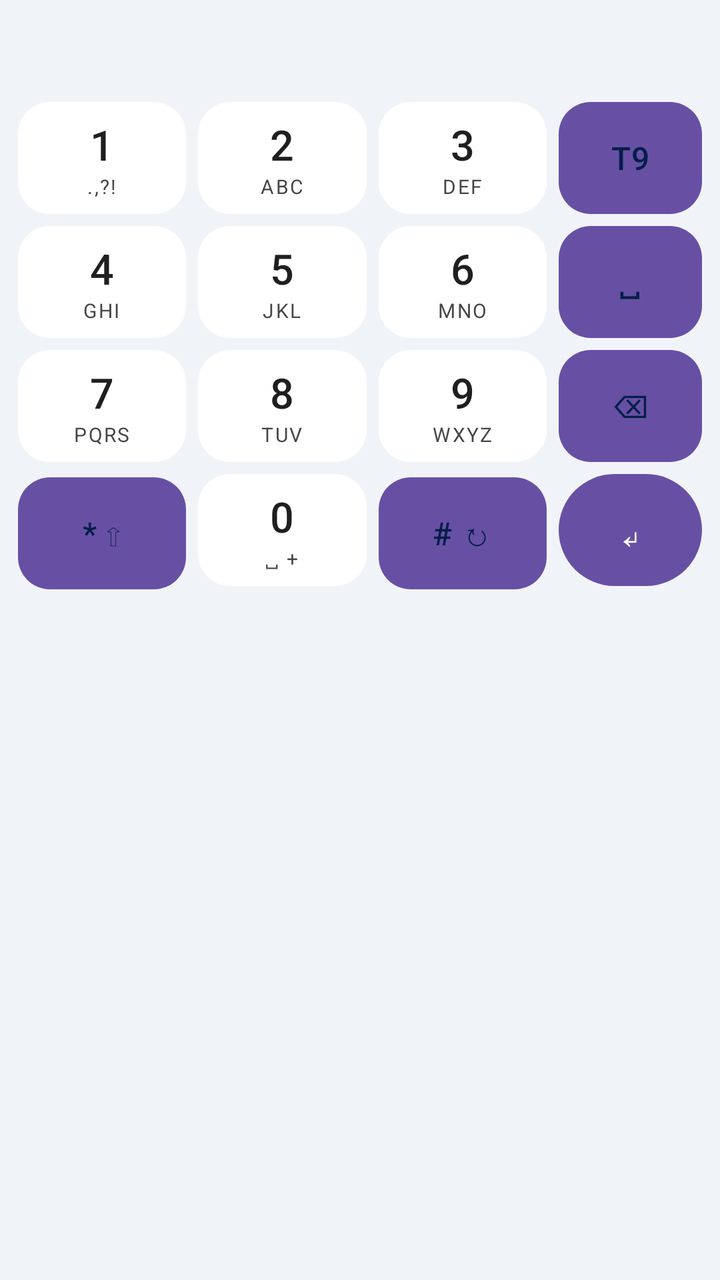
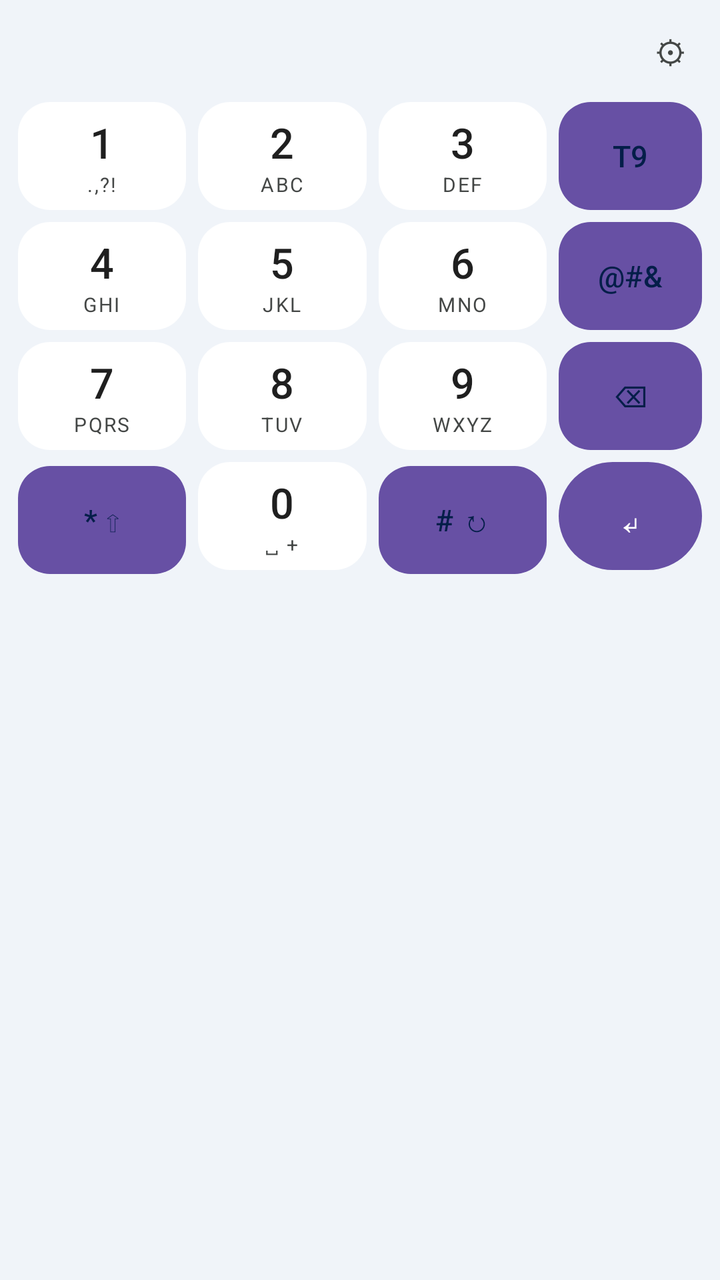

An Android layout rendered at two revisions. The XML below is the earlier revision; the diff shows what the commit changed to produce the second picture.
<!-- AndroidManifest.xml: application theme Theme.Material3.DayNight.NoActionBar -->
<!-- res/layout/keyboard_t9_numpad.xml -->
<?xml version="1.0" encoding="utf-8"?>
<LinearLayout xmlns:android="http://schemas.android.com/apk/res/android"
    android:layout_width="match_parent"
    android:layout_height="wrap_content"
    android:background="@color/md_theme_surfaceContainer"
    android:orientation="vertical"
    android:paddingHorizontal="6dp"
    android:paddingTop="4dp"
    android:paddingBottom="10dp">

    
    <HorizontalScrollView
        android:id="@+id/candidate_scroll"
        android:layout_width="match_parent"
        android:layout_height="44dp"
        android:scrollbars="none">

        <LinearLayout
            android:id="@+id/candidate_container"
            android:layout_width="wrap_content"
            android:layout_height="match_parent"
            android:gravity="center_vertical"
            android:orientation="horizontal"
            android:paddingHorizontal="8dp" />
    </HorizontalScrollView>

    
    <GridLayout
        android:layout_width="match_parent"
        android:layout_height="wrap_content"
        android:columnCount="4"
        android:rowCount="4"
        android:useDefaultMargins="false">

        
        <LinearLayout android:id="@+id/key_1" style="@style/NumpadKey">
            <TextView style="@style/NumpadDigit" android:text="1" />
            <TextView style="@style/NumpadLetters" android:text=".,?!" />
        </LinearLayout>

        <LinearLayout android:id="@+id/key_2" style="@style/NumpadKey">
            <TextView style="@style/NumpadDigit" android:text="2" />
            <TextView style="@style/NumpadLetters" android:text="ABC" />
        </LinearLayout>

        <LinearLayout android:id="@+id/key_3" style="@style/NumpadKey">
            <TextView style="@style/NumpadDigit" android:text="3" />
            <TextView style="@style/NumpadLetters" android:text="DEF" />
        </LinearLayout>

        <Button android:id="@+id/key_mode" style="@style/NumpadActionKey" android:text="T9" />

        
        <LinearLayout android:id="@+id/key_4" style="@style/NumpadKey">
            <TextView style="@style/NumpadDigit" android:text="4" />
            <TextView style="@style/NumpadLetters" android:text="GHI" />
        </LinearLayout>

        <LinearLayout android:id="@+id/key_5" style="@style/NumpadKey">
            <TextView style="@style/NumpadDigit" android:text="5" />
            <TextView style="@style/NumpadLetters" android:text="JKL" />
        </LinearLayout>

        <LinearLayout android:id="@+id/key_6" style="@style/NumpadKey">
            <TextView style="@style/NumpadDigit" android:text="6" />
            <TextView style="@style/NumpadLetters" android:text="MNO" />
        </LinearLayout>

        <Button android:id="@+id/key_space" style="@style/NumpadActionKey" android:text="␣" />

        
        <LinearLayout android:id="@+id/key_7" style="@style/NumpadKey">
            <TextView style="@style/NumpadDigit" android:text="7" />
            <TextView style="@style/NumpadLetters" android:text="PQRS" />
        </LinearLayout>

        <LinearLayout android:id="@+id/key_8" style="@style/NumpadKey">
            <TextView style="@style/NumpadDigit" android:text="8" />
            <TextView style="@style/NumpadLetters" android:text="TUV" />
        </LinearLayout>

        <LinearLayout android:id="@+id/key_9" style="@style/NumpadKey">
            <TextView style="@style/NumpadDigit" android:text="9" />
            <TextView style="@style/NumpadLetters" android:text="WXYZ" />
        </LinearLayout>

        <Button android:id="@+id/key_backspace" style="@style/NumpadActionKey" android:text="⌫" />

        
        <Button android:id="@+id/key_star" style="@style/NumpadSecondaryKey" android:text="* ⇧" />

        <LinearLayout android:id="@+id/key_0" style="@style/NumpadKey">
            <TextView style="@style/NumpadDigit" android:text="0" />
            <TextView style="@style/NumpadLetters" android:text="␣ +" />
        </LinearLayout>

        <Button android:id="@+id/key_hash" style="@style/NumpadSecondaryKey" android:text="# ↻" />

        <Button android:id="@+id/key_enter" style="@style/NumpadEnterKey" android:text="↵" />

    </GridLayout>
</LinearLayout>
<!-- resources referenced by this layout -->
<resources>
  <color name="md_theme_surfaceContainer">#F0F4F9</color>
  <style name="NumpadActionKey">
          <item name="android:layout_width">0dp</item>
          <item name="android:layout_height">56dp</item>
          <item name="android:layout_columnWeight">0.85</item>
          <item name="android:layout_margin">3dp</item>
          <item name="android:minWidth">0dp</item>
          <item name="android:minHeight">0dp</item>
          <item name="android:padding">0dp</item>
          <item name="android:background">@drawable/bg_numpad_action</item>
          <item name="android:backgroundTint">@null</item>
          <item name="android:textColor">@color/md_theme_onPrimaryContainer</item>
          <item name="android:textSize">16sp</item>
          <item name="android:textAllCaps">false</item>
      </style>
  <style name="NumpadDigit">
          <item name="android:layout_width">wrap_content</item>
          <item name="android:layout_height">wrap_content</item>
          <item name="android:textColor">@color/md_theme_onSurface</item>
          <item name="android:textSize">21sp</item>
          <item name="android:fontFamily">sans-serif-medium</item>
      </style>
  <style name="NumpadEnterKey" parent="NumpadActionKey">
          <item name="android:background">@drawable/bg_numpad_enter</item>
          <item name="android:backgroundTint">@null</item>
          <item name="android:textColor">@color/md_theme_onPrimary</item>
          <item name="android:textSize">20sp</item>
      </style>
  <style name="NumpadKey">
          <item name="android:layout_width">0dp</item>
          <item name="android:layout_height">56dp</item>
          <item name="android:layout_columnWeight">1</item>
          <item name="android:layout_margin">3dp</item>
          <item name="android:background">@drawable/bg_numpad_key</item>
          <item name="android:gravity">center</item>
          <item name="android:orientation">vertical</item>
          <item name="android:clickable">true</item>
          <item name="android:focusable">true</item>
      </style>
  <style name="NumpadLetters">
          <item name="android:layout_width">wrap_content</item>
          <item name="android:layout_height">wrap_content</item>
          <item name="android:textColor">@color/md_theme_onSurfaceVariant</item>
          <item name="android:textSize">10sp</item>
          <item name="android:letterSpacing">0.08</item>
      </style>
  <style name="NumpadSecondaryKey" parent="NumpadActionKey">
          <item name="android:layout_columnWeight">1</item>
      </style>
  <color name="md_theme_onPrimaryContainer">#041E49</color>
  <color name="md_theme_onSurface">#1F1F1F</color>
  <!-- drawable bg_numpad_enter (drawable) -->
  <?xml version="1.0" encoding="utf-8"?>
  <ripple xmlns:android="http://schemas.android.com/apk/res/android"
      android:color="#40FFFFFF">
      <item>
          <shape android:shape="rectangle">
              <solid android:color="@color/md_theme_primary" />
              <corners android:radius="28dp" />
          </shape>
      </item>
  </ripple>
  <color name="md_theme_onPrimary">#FFFFFF</color>
  <color name="md_theme_onSurfaceVariant">#444746</color>
  <color name="md_theme_actionSurface">#D3E3FD</color>
  <color name="md_theme_primary">#0B57D0</color>
  <color name="md_theme_keySurface">#FFFFFF</color>
  <!-- unchanged entries left out for length: 2 -->
</resources>

<!-- the commit's change to res/layout/keyboard_t9_numpad.xml (unified diff, before → after) -->
@@ -9,23 +9,38 @@
     android:paddingBottom="10dp">
 
     
-    <HorizontalScrollView
-        android:id="@+id/candidate_scroll"
+    <LinearLayout
+        android:id="@+id/strip_bar"
         android:layout_width="match_parent"
         android:layout_height="44dp"
-        android:scrollbars="none">
+        android:gravity="center_vertical"
+        android:orientation="horizontal">
 
-        <LinearLayout
-            android:id="@+id/candidate_container"
-            android:layout_width="wrap_content"
+        <HorizontalScrollView
+            android:id="@+id/candidate_scroll"
+            android:layout_width="0dp"
             android:layout_height="match_parent"
-            android:gravity="center_vertical"
-            android:orientation="horizontal"
-            android:paddingHorizontal="8dp" />
-    </HorizontalScrollView>
+            android:layout_weight="1"
+            android:scrollbars="none">
+
+            <LinearLayout
+                android:id="@+id/candidate_container"
+                android:layout_width="wrap_content"
+                android:layout_height="match_parent"
+                android:gravity="center_vertical"
+                android:orientation="horizontal"
+                android:paddingHorizontal="8dp" />
+        </HorizontalScrollView>
+
+        <Button
+            android:id="@+id/btn_ime_settings"
+            style="@style/NumpadStripButton"
+            android:text="⚙" />
+    </LinearLayout>
 
     
     <GridLayout
+        android:id="@+id/numpad_grid"
         android:layout_width="match_parent"
         android:layout_height="wrap_content"
         android:columnCount="4"
@@ -66,7 +81,7 @@
             <TextView style="@style/NumpadLetters" android:text="MNO" />
         </LinearLayout>
 
-        <Button android:id="@+id/key_space" style="@style/NumpadActionKey" android:text="␣" />
+        <Button android:id="@+id/key_sym" style="@style/NumpadActionKey" android:text="@#&amp;" />
 
         
         <LinearLayout android:id="@+id/key_7" style="@style/NumpadKey">
@@ -99,4 +114,58 @@
         <Button android:id="@+id/key_enter" style="@style/NumpadEnterKey" android:text="↵" />
 
     </GridLayout>
+
+    
+    <LinearLayout
+        android:id="@+id/symbols_panel"
+        android:layout_width="match_parent"
+        android:layout_height="wrap_content"
+        android:orientation="vertical"
+        android:visibility="gone">
+
+        <GridLayout
+            android:id="@+id/symbols_grid"
+            android:layout_width="match_parent"
+            android:layout_height="wrap_content"
+            android:columnCount="6" />
+
+        <LinearLayout
+            android:layout_width="match_parent"
+            android:layout_height="wrap_content"
+            android:layout_marginTop="4dp"
+            android:orientation="horizontal">
+
+            <Button
+                android:id="@+id/btn_sym_back"
+                style="@style/NumpadActionKey"
+                android:layout_width="0dp"
+                android:layout_height="44dp"
+                android:layout_weight="1"
+                android:text="Back" />
+
+            <Button
+                android:id="@+id/btn_sym_page"
+                style="@style/NumpadSecondaryKey"
+                android:layout_width="0dp"
+                android:layout_height="44dp"
+                android:layout_weight="1"
+                android:text="Page 1/3" />
+
+            <Button
+                android:id="@+id/btn_sym_space"
+                style="@style/NumpadSecondaryKey"
+                android:layout_width="0dp"
+                android:layout_height="44dp"
+                android:layout_weight="1"
+                android:text="␣" />
+
+            <Button
+                android:id="@+id/btn_sym_backspace"
+                style="@style/NumpadActionKey"
+                android:layout_width="0dp"
+                android:layout_height="44dp"
+                android:layout_weight="1"
+                android:text="⌫" />
+        </LinearLayout>
+    </LinearLayout>
 </LinearLayout>
<!-- resource entries referenced after the edit -->
@@ -3,7 +3,7 @@
   <color name="md_theme_surfaceContainer">#F0F4F9</color>
   <style name="NumpadActionKey">
           <item name="android:layout_width">0dp</item>
-          <item name="android:layout_height">56dp</item>
+          <item name="android:layout_height">54dp</item>
           <item name="android:layout_columnWeight">0.85</item>
           <item name="android:layout_margin">3dp</item>
           <item name="android:minWidth">0dp</item>
@@ -12,7 +12,7 @@
           <item name="android:background">@drawable/bg_numpad_action</item>
           <item name="android:backgroundTint">@null</item>
           <item name="android:textColor">@color/md_theme_onPrimaryContainer</item>
-          <item name="android:textSize">16sp</item>
+          <item name="android:textSize">15sp</item>
           <item name="android:textAllCaps">false</item>
       </style>
   <style name="NumpadDigit">
@@ -30,7 +30,7 @@
       </style>
   <style name="NumpadKey">
           <item name="android:layout_width">0dp</item>
-          <item name="android:layout_height">56dp</item>
+          <item name="android:layout_height">54dp</item>
           <item name="android:layout_columnWeight">1</item>
           <item name="android:layout_margin">3dp</item>
           <item name="android:background">@drawable/bg_numpad_key</item>
@@ -48,6 +48,16 @@
       </style>
   <style name="NumpadSecondaryKey" parent="NumpadActionKey">
           <item name="android:layout_columnWeight">1</item>
+      </style>
+  <style name="NumpadStripButton">
+          <item name="android:layout_width">38dp</item>
+          <item name="android:layout_height">38dp</item>
+          <item name="android:minWidth">0dp</item>
+          <item name="android:minHeight">0dp</item>
+          <item name="android:padding">0dp</item>
+          <item name="android:background">@android:color/transparent</item>
+          <item name="android:textColor">@color/md_theme_onSurfaceVariant</item>
+          <item name="android:textSize">16sp</item>
       </style>
   <color name="md_theme_onPrimaryContainer">#041E49</color>
   <color name="md_theme_onSurface">#1F1F1F</color>
